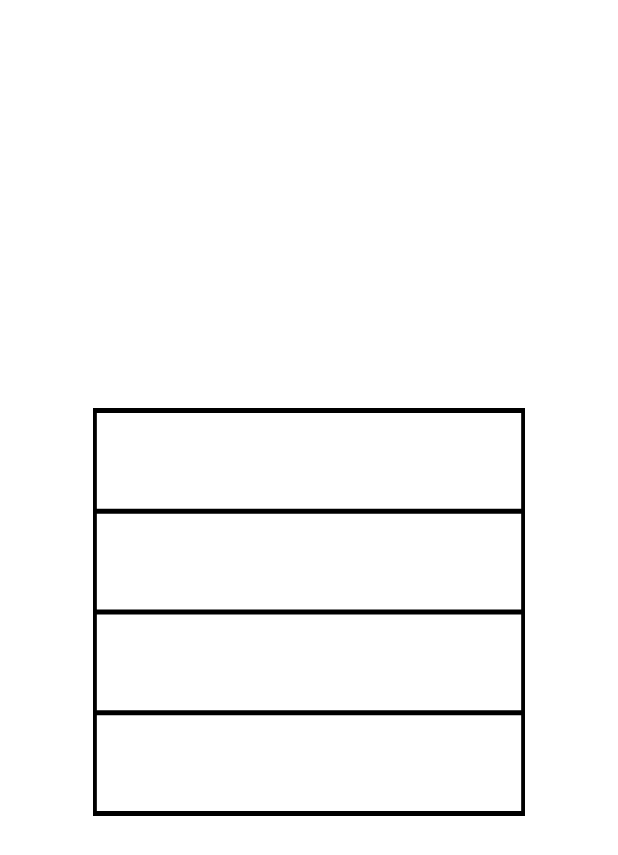
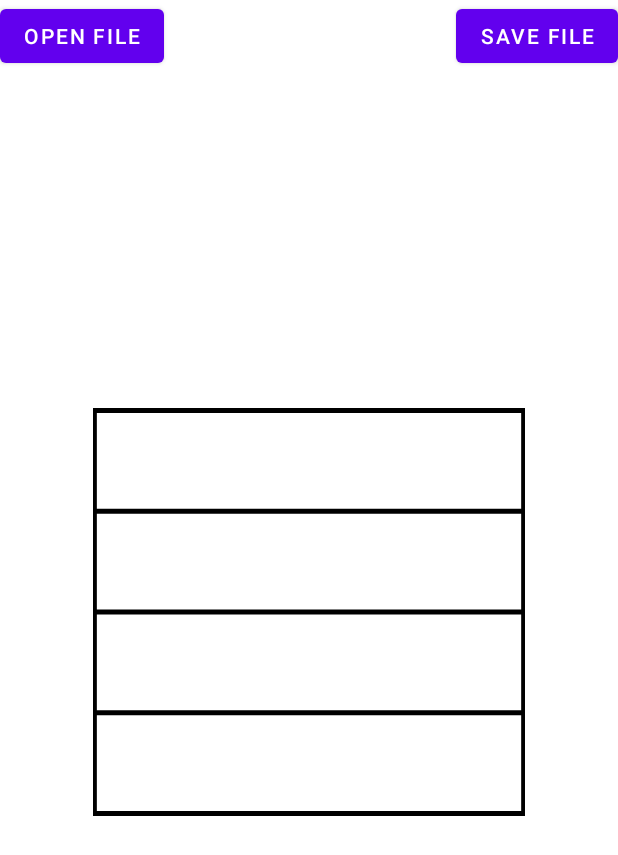
Before and after one commit to maxwendler/SheetMusicApp, an Android app: the layout activity_main.xml on its own in the app's theme, with its tools: preview values and no code run, on a phone screen of 412 x 824 dp. Shown: the top 855 px of the screen. Run offline under Robolectric (Android 15) with nearby library versions, the phone set to English and light mode, and no system bars.

Commit message:
add save&&open locally

```diff
--- a/app/src/main/res/layout/activity_main.xml
+++ b/app/src/main/res/layout/activity_main.xml
@@ -76,6 +76,30 @@
 
     </androidx.constraintlayout.widget.ConstraintLayout>
 
+        <Button
+            android:id="@+id/button"
+            android:layout_width="wrap_content"
+            android:layout_height="wrap_content"
+            android:text="Open File"
+            app:layout_constraintBottom_toBottomOf="parent"
+            app:layout_constraintEnd_toEndOf="parent"
+            app:layout_constraintHorizontal_bias="0.0"
+            app:layout_constraintStart_toStartOf="parent"
+            app:layout_constraintTop_toTopOf="parent"
+            app:layout_constraintVertical_bias="0.0" />
+
+        <Button
+            android:id="@+id/button2"
+            android:layout_width="wrap_content"
+            android:layout_height="wrap_content"
+            android:text="Save File"
+            app:layout_constraintBottom_toBottomOf="parent"
+            app:layout_constraintEnd_toEndOf="parent"
+            app:layout_constraintHorizontal_bias="1.0"
+            app:layout_constraintStart_toStartOf="parent"
+            app:layout_constraintTop_toTopOf="parent"
+            app:layout_constraintVertical_bias="0.0" />
+
     </androidx.constraintlayout.widget.ConstraintLayout>
 
 </androidx.constraintlayout.widget.ConstraintLayout>
```
Also changed, not shown: app/src/main/java/com/example/sheetmusicapp/MainActivity.kt (+58 -16 lines).
